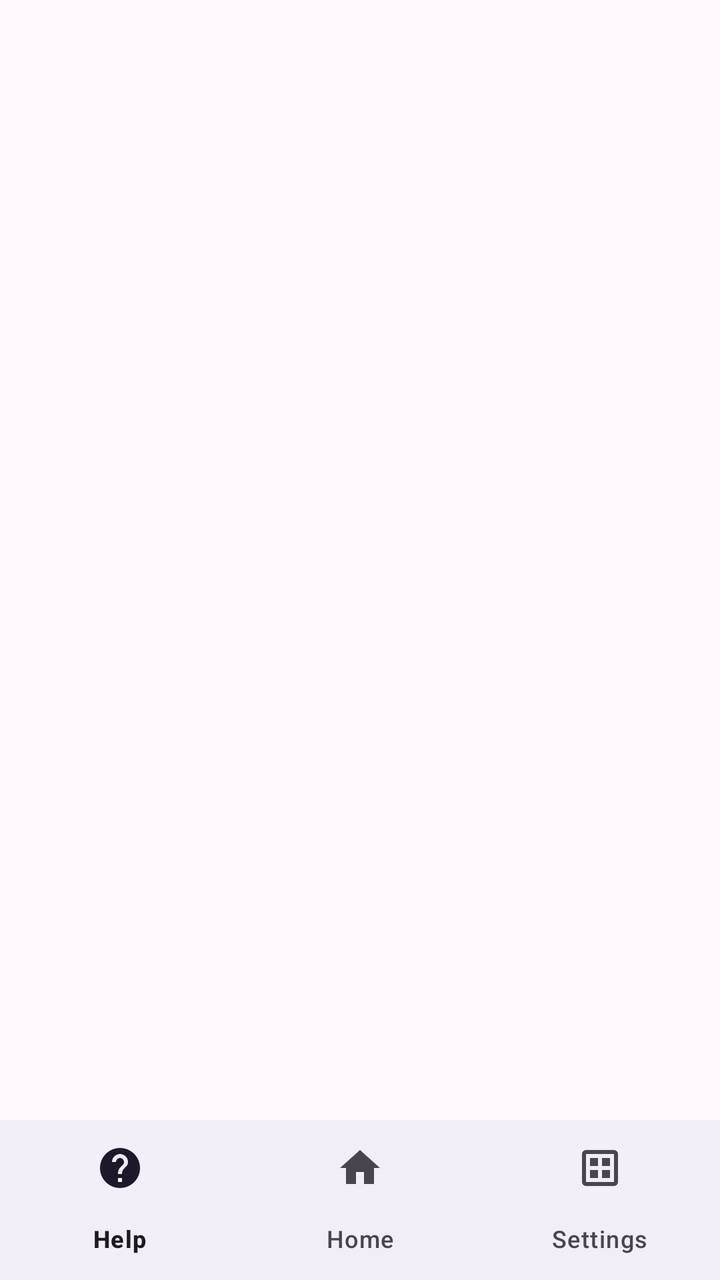
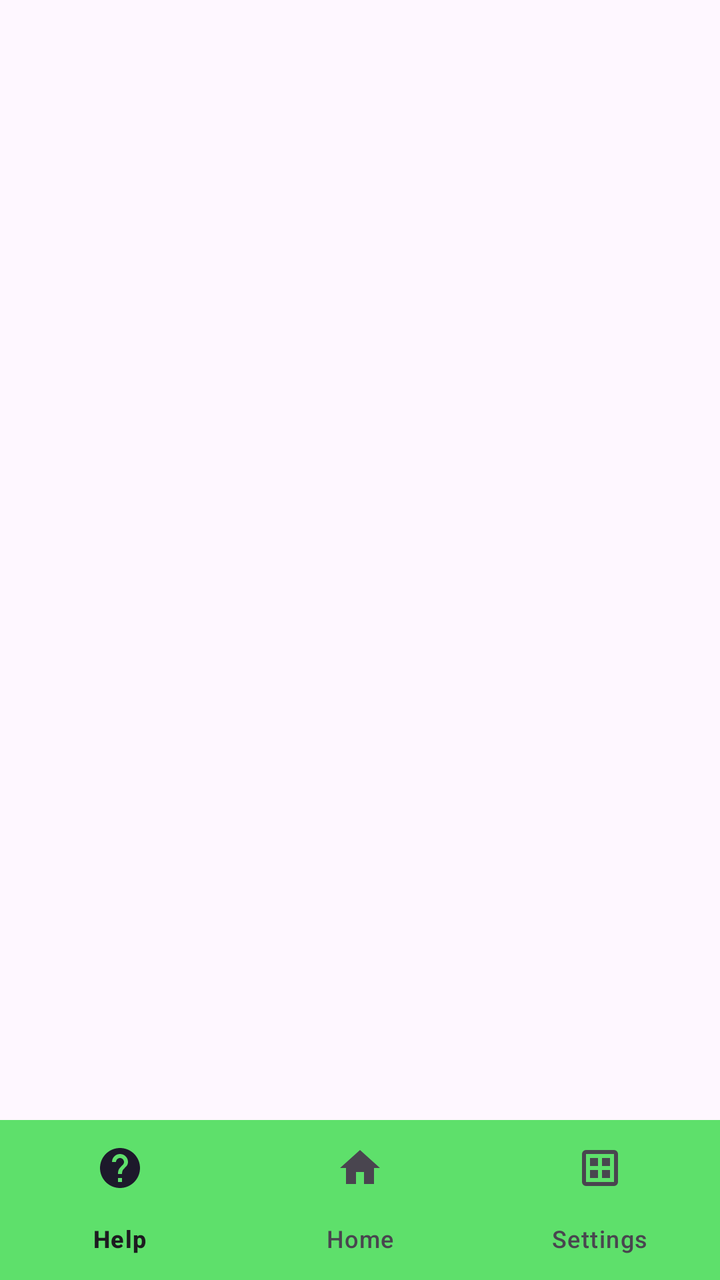

Two renders of the same Android screen: before a commit and after it. Below are the layout's source before the change and the commit's diff.
<!-- AndroidManifest.xml: application theme Theme.Wordle -->
<!-- res/layout/activity_main.xml -->
<?xml version="1.0" encoding="utf-8"?>
<androidx.constraintlayout.widget.ConstraintLayout xmlns:android="http://schemas.android.com/apk/res/android"
    xmlns:app="http://schemas.android.com/apk/res-auto"
    xmlns:tools="http://schemas.android.com/tools"
    android:id="@+id/main"
    android:layout_width="match_parent"
    android:layout_height="match_parent"
    tools:context=".MainActivity">

    <FrameLayout
        android:id="@+id/main_layout"
        android:layout_width="0dp"
        android:layout_height="0dp"
        app:layout_constraintTop_toTopOf="parent"
        app:layout_constraintEnd_toEndOf="parent"
        app:layout_constraintBottom_toTopOf="@id/navigation"
        app:layout_constraintStart_toStartOf="parent">
    </FrameLayout>

    <com.google.android.material.bottomnavigation.BottomNavigationView
        android:id="@+id/navigation"
        android:layout_width="match_parent"
        android:layout_height="wrap_content"
        app:layout_constraintBottom_toBottomOf="parent"
        app:layout_constraintEnd_toEndOf="parent"
        app:layout_constraintStart_toStartOf="parent"
        app:menu="@menu/bottom_menu"/>

</androidx.constraintlayout.widget.ConstraintLayout>
<!-- resources referenced by this layout -->
<resources>
  <style name="Theme.Wordle" parent="Base.Theme.Wordle" />
  <style name="Base.Theme.Wordle" parent="Theme.Material3.DayNight.NoActionBar">
          
          
      </style>
</resources>

<!-- the commit's change to res/layout/activity_main.xml (unified diff, before → after) -->
@@ -24,6 +24,8 @@
         app:layout_constraintBottom_toBottomOf="parent"
         app:layout_constraintEnd_toEndOf="parent"
         app:layout_constraintStart_toStartOf="parent"
-        app:menu="@menu/bottom_menu"/>
+        app:menu="@menu/bottom_menu"
+        android:background="#5EE06B"
+        android:fitsSystemWindows="false"/>
 
 </androidx.constraintlayout.widget.ConstraintLayout>
